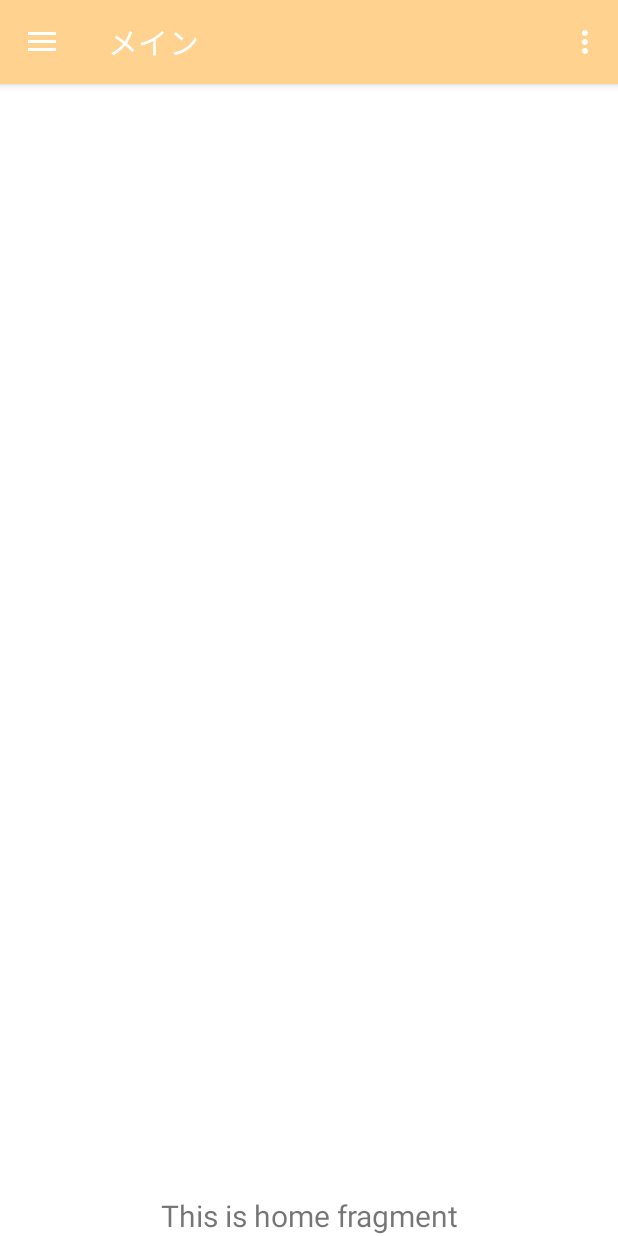
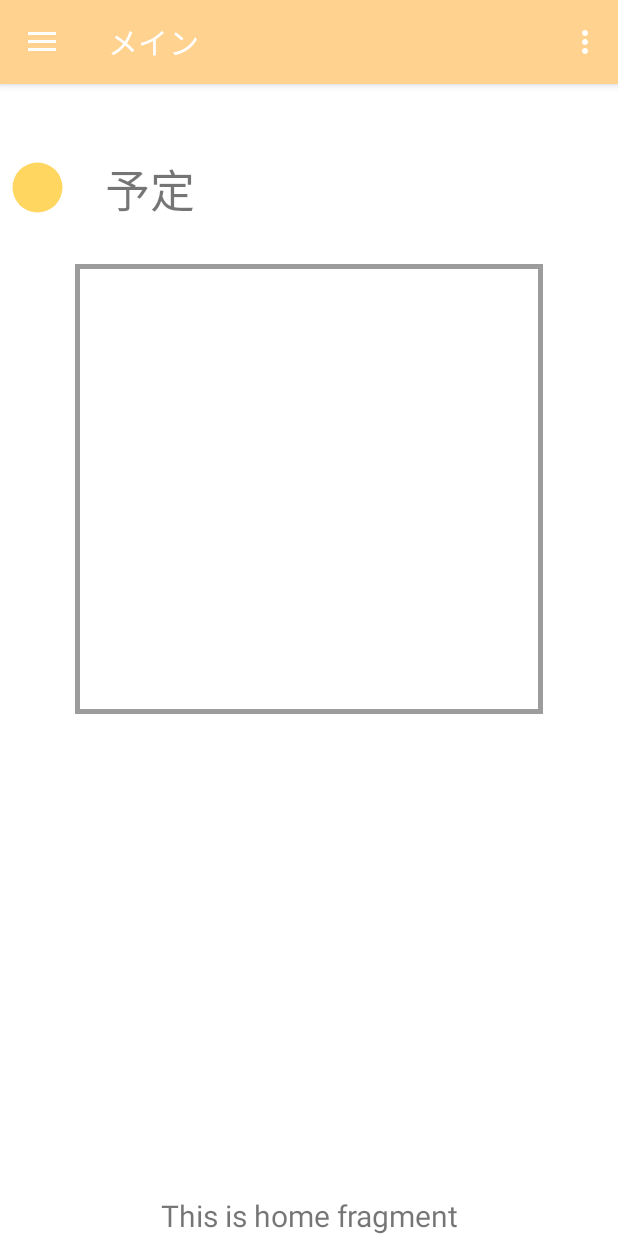
Before and after one commit to HackUKOSEN2021Maizuru/Aorobo, an Android app: the screen it shows after launch (MainActivity), on a phone screen of 412 x 824 dp. Run offline under Robolectric (Android 15) with nearby library versions, the phone set to English and light mode, and no system bars; our stand-ins replace Room's generated code, navigation-ui.

Commit message:
home_schedule

```diff
--- /dev/null
+++ b/app/src/main/res/drawable/frame.xml
@@ -0,0 +1,7 @@
+<?xml version="1.0" encoding="utf-8"?>
+<shape xmlns:android="http://schemas.android.com/apk/res/android"
+        android:shape="rectangle" >
+        <stroke
+            android:width="3dp"
+            android:color="#9C9C9C" />
+</shape>
--- a/app/src/main/res/layout/fragment_home.xml
+++ b/app/src/main/res/layout/fragment_home.xml
@@ -14,12 +14,41 @@
         app:layout_constraintHorizontal_bias="1.0"
         app:layout_constraintStart_toStartOf="parent"
         app:layout_constraintTop_toTopOf="parent"
-        app:layout_constraintVertical_bias="0.0">
+        app:layout_constraintVertical_bias="0.0"
+        tools:ignore="SpeakableTextPresentCheck">
 
         <LinearLayout
             android:layout_width="match_parent"
             android:layout_height="wrap_content"
-            android:orientation="vertical" >
+            android:orientation="vertical">
+
+            <LinearLayout
+                android:layout_width="match_parent"
+                android:layout_height="70dp"
+                android:layout_marginTop="40dp"
+                android:layout_marginBottom="10dp"
+                android:orientation="horizontal">
+
+                <LinearLayout
+                    android:layout_width="wrap_content"
+                    android:layout_height="match_parent"
+                    android:layout_marginRight="20dp"
+                    android:orientation="vertical">
+
+                    <ImageView
+                        android:id="@+id/imageView6"
+                        android:layout_width="50dp"
+                        android:layout_height="58dp"
+                        android:src="@drawable/i_ball_katlay" />
+                </LinearLayout>
+
+                <TextView
+                    android:layout_width="wrap_content"
+                    android:layout_height="wrap_content"
+                    android:layout_marginTop="7dp"
+                    android:text="@string/menu_schedule"
+                    android:textSize="30sp" />
+            </LinearLayout>
 
             <LinearLayout
                 android:layout_width="match_parent"
@@ -29,8 +58,9 @@
                 <ScrollView
                     android:layout_width="match_parent"
                     android:layout_height="match_parent"
-                    android:layout_marginLeft="80dp"
-                    android:layout_marginRight="80dp"
+                    android:layout_marginLeft="50dp"
+                    android:layout_marginRight="50dp"
+                    android:background="@drawable/frame"
                     tools:ignore="SpeakableTextPresentCheck,SpeakableTextPresentCheck">
 
                     <LinearLayout
```
